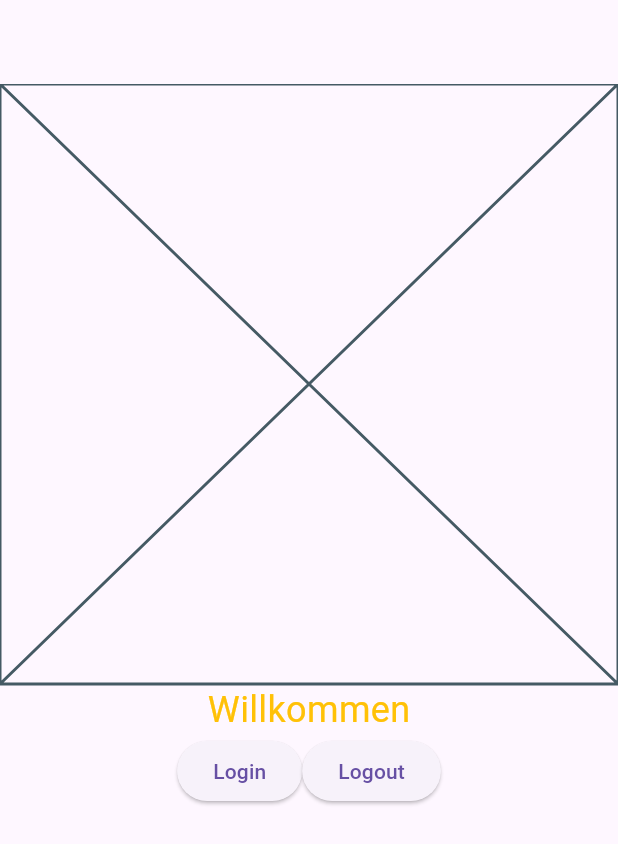
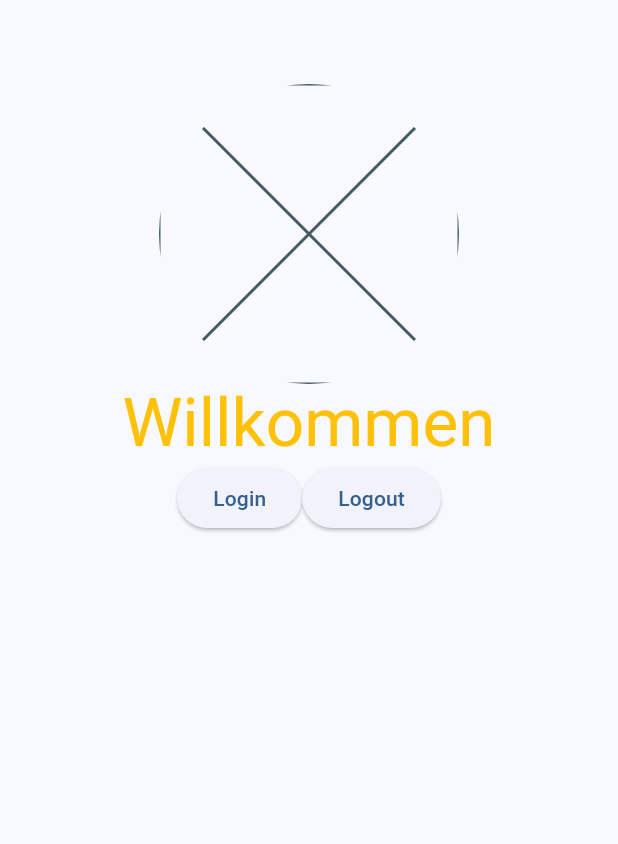
Before and after one commit to arthur892/ts_6_1_3_firebase_auth, a Flutter app: the screen it shows after launch, on a phone screen of 412 x 824 dp. Shown: the top 844 px of the screen. Run offline on Flutter 3.47's test engine with Material 3 defaults, Android fonts, the phone set to English and light mode, and no system bars; our stand-ins replace firebase_auth, firebase_core; accounts and stored records are empty; generated files the repository leaves out were written again.

Commit message:
some minor changes

```diff
--- /dev/null
+++ b/lib/login/login_screen.dart
@@ -0,0 +1,110 @@
+import 'dart:developer' as dev;
+
+import 'package:firebase_auth/firebase_auth.dart';
+import 'package:flutter/material.dart';
+
+class LoginScreen extends StatefulWidget {
+  const LoginScreen({super.key});
+
+  @override
+  State<LoginScreen> createState() => _LoginScreenState();
+}
+
+class _LoginScreenState extends State<LoginScreen> {
+  final authInstance = FirebaseAuth.instance;
+
+  String error = "";
+  String welcomeMessage = "Willkommen";
+
+  Future<void> loginUser() async {
+    showDialog(
+      context: context,
+      builder: (context) {
+        return const Center(child: CircularProgressIndicator());
+      },
+    );
+    try {
+      await authInstance.signInWithEmailAndPassword(
+          email: "test@test.de", password: "123456");
+      String? user = getUser()!.email;
+      welcomeMessage = "Hallo $user";
+      setState(() {});
+    } catch (e) {
+      dev.log("Login: $e");
+      setState(() {
+        error = e.toString();
+      });
+    }
+  }
+
+  Future<void> logout() async {
+    try {
+      await authInstance.signOut();
+      setState(() {
+        welcomeMessage = "Ausgeloggt";
+      });
+    } catch (e) {
+      dev.log("Logout: $e");
+      error = e.toString();
+    }
+  }
+
+  clearError() {
+    setState(() {
+      error = "";
+    });
+  }
+
+  User? getUser() {
+    return authInstance.currentUser;
+  }
+
+  @override
+  Widget build(BuildContext context) {
+    return Scaffold(
+        appBar: AppBar(),
+        body: Column(
+          crossAxisAlignment: CrossAxisAlignment.center,
+          children: [
+            ClipRRect(
+              borderRadius: BorderRadius.circular(100),
+              child:
+                  const SizedBox(height: 200, width: 200, child: Placeholder()),
+            ),
+            Text(
+              welcomeMessage,
+              //style: Theme.of(context).textTheme.displayMedium,
+              style: Theme.of(context)
+                  .textTheme
+                  .displayMedium
+                  ?.copyWith(color: Colors.amber),
+            ),
+            Row(
+              mainAxisAlignment: MainAxisAlignment.center,
+              children: [
+                ElevatedButton(
+                    onPressed: () {
+                      clearError();
+                      loginUser();
+                    },
+                    child: Text(
+                      "Login",
+                      style: TextStyle(
+                          color: Theme.of(context).colorScheme.primary),
+                    )),
+                ElevatedButton(
+                    onPressed: () {
+                      logout();
+                    },
+                    child: const Text("Logout")),
+              ],
+            ),
+            Text(
+              error,
+              style: const TextStyle(color: Colors.red),
+            )
+            //FutureBuilder(future: getUser(), builder: builder)
+          ],
+        ));
+  }
+}
--- a/lib/main.dart
+++ b/lib/main.dart
@@ -1,9 +1,7 @@
-import 'dart:developer' as dev;
-
-import 'package:firebase_auth/firebase_auth.dart';
 import 'package:firebase_core/firebase_core.dart';
 import 'package:flutter/material.dart';
 import 'package:ts_6_1_3_firebase_auth/firebase_options.dart';
+import 'package:ts_6_1_3_firebase_auth/login/login_screen.dart';
 
 void main() async {
   WidgetsFlutterBinding.ensureInitialized();
@@ -13,89 +11,15 @@ void main() async {
   runApp(const MainApp());
 }
 
-class MainApp extends StatefulWidget {
+class MainApp extends StatelessWidget {
   const MainApp({super.key});
-
-  @override
-  State<MainApp> createState() => _MainAppState();
-}
-
-class _MainAppState extends State<MainApp> {
-  final authInstance = FirebaseAuth.instance;
-
-  String error = "";
-  String welcomeMessage = "Willkommen";
-
-  Future<void> loginUser() async {
-    try {
-      await authInstance.signInWithEmailAndPassword(
-          email: "test@test.de", password: "123456");
-      String? user = getUser()!.email;
-      welcomeMessage = "Hallo $user";
-      setState(() {});
-    } catch (e) {
-      dev.log("Login: $e");
-      setState(() {
-        error = e.toString();
-      });
-    }
-  }
-
-  Future<void> logout() async {
-    try {
-      await authInstance.signOut();
-    } catch (e) {
-      dev.log("Logout: $e");
-      error = e.toString();
-    }
-  }
-
-  clearError() {
-    setState(() {
-      error = "";
-    });
-  }
-
-  User? getUser() {
-    return authInstance.currentUser;
-  }
 
   @override
   Widget build(BuildContext context) {
     return MaterialApp(
-      home: Scaffold(
-          appBar: AppBar(),
-          body: Column(
-            crossAxisAlignment: CrossAxisAlignment.center,
-            children: [
-              const Placeholder(),
-              Text(
-                welcomeMessage,
-                style: const TextStyle(fontSize: 24, color: Colors.amber),
-              ),
-              Row(
-                mainAxisAlignment: MainAxisAlignment.center,
-                children: [
-                  ElevatedButton(
-                      onPressed: () {
-                        clearError();
-                        loginUser();
-                      },
-                      child: const Text("Login")),
-                  ElevatedButton(
-                      onPressed: () {
-                        logout();
-                      },
-                      child: const Text("Logout")),
-                ],
-              ),
-              Text(
-                error,
-                style: const TextStyle(color: Colors.red),
-              )
-              //FutureBuilder(future: getUser(), builder: builder)
-            ],
-          )),
+      home: const LoginScreen(),
+      theme:
+          ThemeData(colorScheme: ColorScheme.fromSeed(seedColor: Colors.blue)),
     );
   }
 }
```
